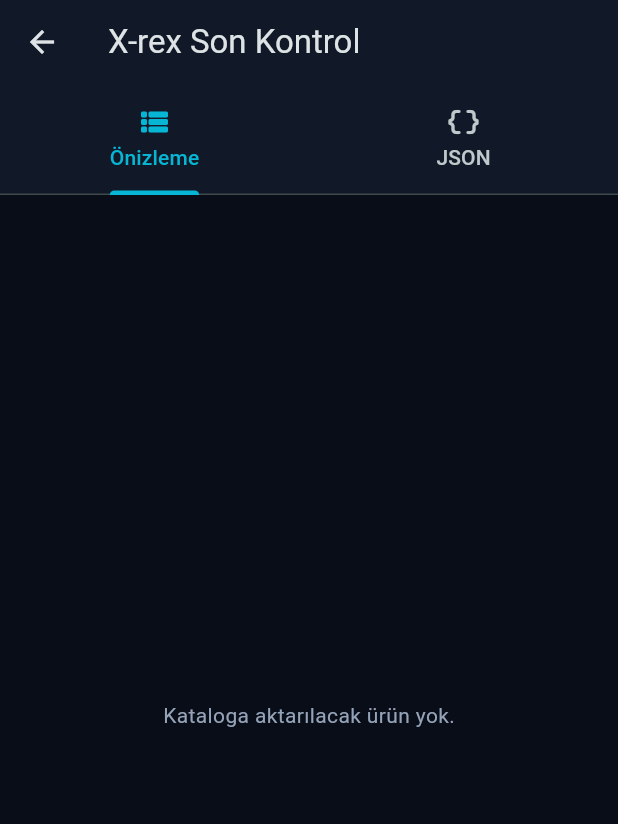
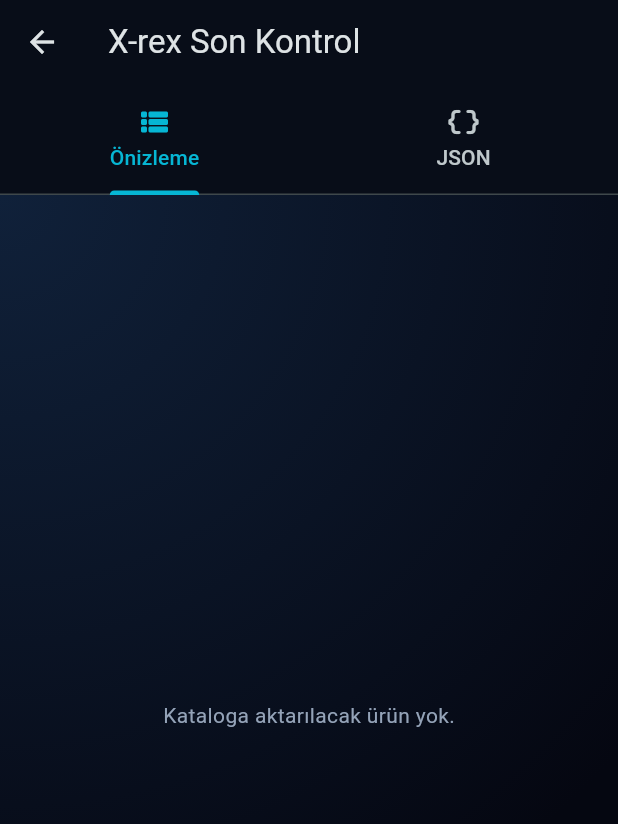
Before and after one commit to xpodiumyours/xrex_catalog, a Flutter app: the XRexReviewScreen screen opened directly with empty values, on a phone screen of 412 x 824 dp. Shown: the top 824 px of the screen. Run offline on Flutter 3.47's test engine with Material 3 defaults, Android fonts, the phone set to English and light mode, and no system bars; our stand-ins replace file_picker; missing offline and left inert: google_mlkit_text_recognition; Roboto replaces fonts that are missing (Arial).

Commit message:
Upgrade review screen orbital glass UI

```diff
--- a/lib/screens/xrex_review_screen.dart
+++ b/lib/screens/xrex_review_screen.dart
@@ -4,6 +4,7 @@
 import '../models/xrex_catalog_session.dart';
 import '../services/xrex_catalog_service.dart';
 import '../widgets/catalog_preview_list.dart';
+import '../widgets/xrex_glass_panel.dart';
 
 class XRexReviewScreen extends StatelessWidget {
   final XRexCatalogSession session;
@@ -17,11 +18,18 @@
     final formattedJson = service.formattedJson(
       session.copyWith(products: validProducts),
     );
+    final payload = service.buildPayload(
+      session.copyWith(products: validProducts),
+    );
+    final quality = payload['quality'] as Map<String, dynamic>;
+    final warnings = quality['warnings'] as List<dynamic>;
 
     return DefaultTabController(
       length: 2,
       child: Scaffold(
         appBar: AppBar(
+          backgroundColor: const Color(0xFF080D18),
+          surfaceTintColor: Colors.transparent,
           title: const Text('X-rex Son Kontrol'),
           bottom: const TabBar(
             tabs: [
@@ -30,7 +38,15 @@
             ],
           ),
         ),
-        body: TabBarView(
+        body: Container(
+          decoration: const BoxDecoration(
+            gradient: RadialGradient(
+              center: Alignment.topLeft,
+              radius: 1.35,
+              colors: [Color(0xFF10213A), Color(0xFF050711)],
+            ),
+          ),
+          child: TabBarView(
             children: [
               CatalogPreviewList(
                 products: validProducts,
@@ -44,15 +60,39 @@
                     _ReviewSummary(
                       businessType: session.businessType,
                       productCount: validProducts.length,
+                      warningCount: warnings.length,
                     ),
                     const SizedBox(height: 14),
                     Expanded(
+                      child: XRexGlassPanel(
+                        padding: const EdgeInsets.all(0),
+                        strongGlow: true,
+                        child: Column(
+                          children: [
+                            const Padding(
+                              padding: EdgeInsets.all(14),
+                              child: XRexSectionHeader(
+                                icon: Icons.data_object_rounded,
+                                eyebrow: 'MASTER JSON CONSOLE',
+                                title: 'Katalog veri paketi',
+                                trailing: 'v1',
+                              ),
+                            ),
+                            Expanded(
                               child: Container(
+                                margin: const EdgeInsets.fromLTRB(
+                                  14,
+                                  0,
+                                  14,
+                                  14,
+                                ),
                                 padding: const EdgeInsets.all(16),
                                 decoration: BoxDecoration(
-                        color: const Color(0xFF050A14),
+                                  color: const Color(0xE6050A14),
                                   borderRadius: BorderRadius.circular(18),
-                        border: Border.all(color: const Color(0xFF233149)),
+                                  border: Border.all(
+                                    color: const Color(0x3322D3EE),
+                                  ),
                                 ),
                                 child: Scrollbar(
                                   child: SingleChildScrollView(
@@ -72,6 +112,10 @@
                                 ),
                               ),
                             ),
+                          ],
+                        ),
+                      ),
+                    ),
                     const SizedBox(height: 14),
                     ElevatedButton.icon(
                       onPressed: () async {
@@ -82,13 +126,13 @@
                         ScaffoldMessenger.of(context).showSnackBar(
                           const SnackBar(
                             content: Text(
-                            'Katalog JSON verisi panoya kopyalandı.',
+                              'Master JSON verisi panoya kopyalandı.',
                             ),
                           ),
                         );
                       },
                       icon: const Icon(Icons.copy_rounded),
-                    label: const Text('JSON kopyala'),
+                      label: const Text('Master JSON kopyala'),
                       style: ElevatedButton.styleFrom(
                         backgroundColor: const Color(0xFF06B6D4),
                         foregroundColor: const Color(0xFF04111D),
@@ -102,6 +146,7 @@
             ],
           ),
         ),
+      ),
     );
   }
 }
@@ -109,36 +154,45 @@
 class _ReviewSummary extends StatelessWidget {
   final String businessType;
   final int productCount;
+  final int warningCount;
 
   const _ReviewSummary({
     required this.businessType,
     required this.productCount,
+    required this.warningCount,
   });
 
   @override
   Widget build(BuildContext context) {
-    return Container(
-      padding: const EdgeInsets.all(14),
-      decoration: BoxDecoration(
-        color: const Color(0xFF111827),
-        borderRadius: BorderRadius.circular(16),
-        border: Border.all(color: const Color(0xFF233149)),
-      ),
+    return XRexGlassPanel(
+      strongGlow: true,
       child: Row(
         children: [
-          const Icon(
-            Icons.check_circle_outline_rounded,
-            color: Color(0xFF22C55E),
-          ),
+          const Icon(Icons.hub_rounded, color: Color(0xFF22D3EE)),
           const SizedBox(width: 10),
           Expanded(
-            child: Text(
-              '$productCount ürün hazırlandı · İşletme türü: $businessType',
+            child: Column(
+              crossAxisAlignment: CrossAxisAlignment.start,
+              children: [
+                const Text(
+                  'EXPORT STATUS',
+                  style: TextStyle(
+                    color: Color(0xFF67E8F9),
+                    fontSize: 10,
+                    fontWeight: FontWeight.w900,
+                    letterSpacing: 0.8,
+                  ),
+                ),
+                const SizedBox(height: 4),
+                Text(
+                  '$productCount ürün hazırlandı · $warningCount uyarı · $businessType',
                   style: const TextStyle(
                     color: Color(0xFFE2E8F0),
                     fontSize: 13,
                     fontWeight: FontWeight.w800,
                   ),
+                ),
+              ],
             ),
           ),
         ],
```
Also changed, not shown: lib/widgets/catalog_preview_list.dart (+26 -23 lines). Lines whose indentation alone changed are shown as unchanged.
